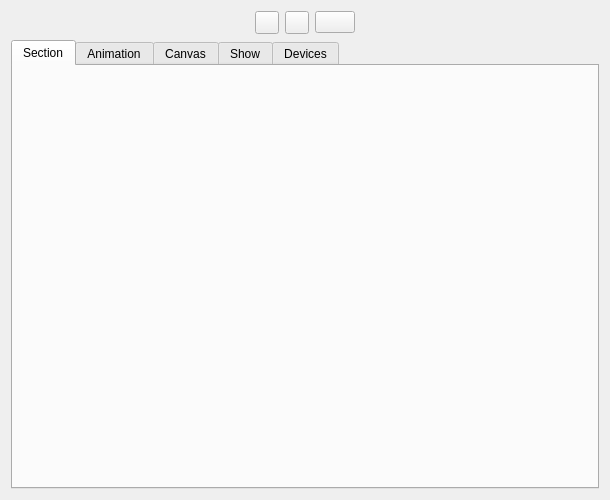
Qt form src/widget/maestrocontrolwidget.ui (8bitbuddhist/PixelMaestro-Studio) before a commit.
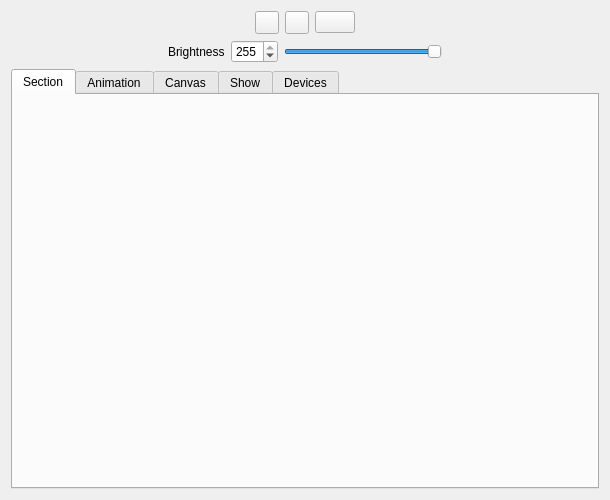
The same form after that commit. Icons and pictures are not drawn.

Commit message:
MaestroControlWidget - Added brightness slider.
SectionDrawingArea - Pulls colors from the Maestro instead of the
Section to account for brightness.

Diff of the .ui file:
```diff
--- a/src/widget/maestrocontrolwidget.ui
+++ b/src/widget/maestrocontrolwidget.ui
@@ -26,7 +26,7 @@
    <string>Maestro Control Widget</string>
   </property>
   <layout class="QGridLayout" name="gridLayout">
-   <item row="1" column="0">
+   <item row="2" column="0">
     <widget class="QTabWidget" name="tabWidget">
      <property name="sizePolicy">
       <sizepolicy hsizetype="Minimum" vsizetype="Minimum">
@@ -249,6 +249,66 @@
      </item>
     </layout>
    </item>
+   <item row="1" column="0">
+    <layout class="QHBoxLayout" name="brightnessLayout">
+     <item>
+      <spacer name="horizontalSpacer_3">
+       <property name="orientation">
+        <enum>Qt::Horizontal</enum>
+       </property>
+       <property name="sizeHint" stdset="0">
+        <size>
+         <width>40</width>
+         <height>20</height>
+        </size>
+       </property>
+      </spacer>
+     </item>
+     <item>
+      <widget class="QLabel" name="label">
+       <property name="text">
+        <string>Brightness</string>
+       </property>
+      </widget>
+     </item>
+     <item>
+      <widget class="QSpinBox" name="brightnessSpinBox">
+       <property name="maximum">
+        <number>255</number>
+       </property>
+       <property name="value">
+        <number>255</number>
+       </property>
+      </widget>
+     </item>
+     <item>
+      <widget class="QSlider" name="brightnessSlider">
+       <property name="maximum">
+        <number>255</number>
+       </property>
+       <property name="value">
+        <number>255</number>
+       </property>
+       <property name="orientation">
+        <enum>Qt::Horizontal</enum>
+       </property>
+      </widget>
+     </item>
+     <item>
+      <spacer name="horizontalSpacer_4">
+       <property name="orientation">
+        <enum>Qt::Horizontal</enum>
+       </property>
+       <property name="sizeHint" stdset="0">
+        <size>
+         <width>40</width>
+         <height>20</height>
+        </size>
+       </property>
+      </spacer>
+     </item>
+    </layout>
+   </item>
   </layout>
  </widget>
  <tabstops>
```
The commit also changes 13 other files.
